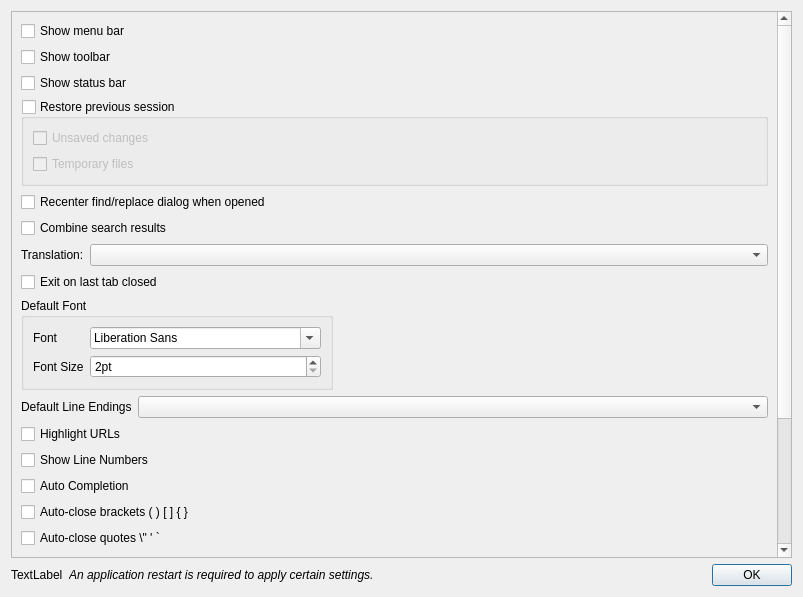
Qt form src/dialogs/PreferencesDialog.ui (alsyundawy/NoteSciPad) before a commit.
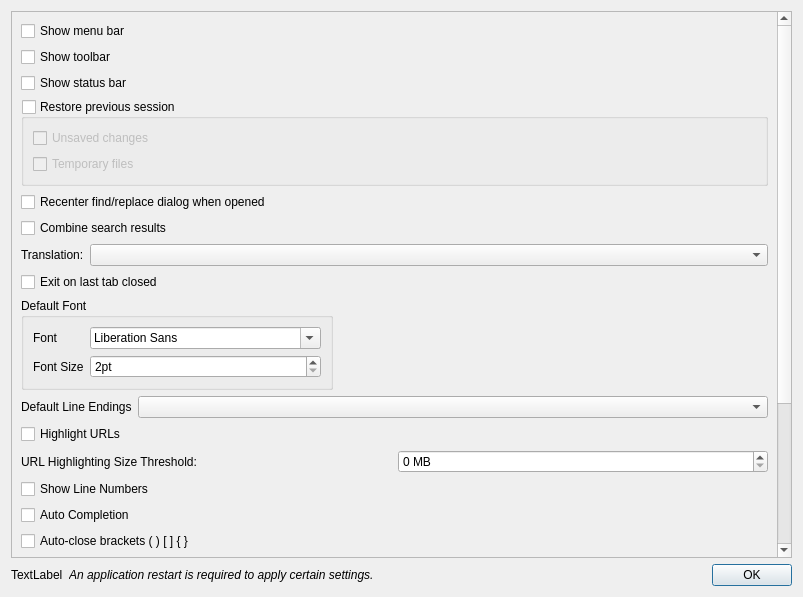
The same form after that commit.

Commit message: feat: add URL highlighting with configurable size threshold (UrlThreshold), multi-protocol support, and shortcuts Alt+U, Alt+Shift+U

Diff of the .ui file:
```diff
--- a/src/dialogs/PreferencesDialog.ui
+++ b/src/dialogs/PreferencesDialog.ui
@@ -201,6 +201,33 @@
          </property>
         </widget>
        </item>
+       <item>
+        <layout class="QHBoxLayout" name="layoutUrlThreshold">
+         <item>
+          <widget class="QLabel" name="labelUrlThreshold">
+           <property name="text">
+            <string>URL Highlighting Size Threshold:</string>
+           </property>
+          </widget>
+         </item>
+         <item>
+          <widget class="QSpinBox" name="spinBoxUrlThreshold">
+           <property name="minimum">
+            <number>0</number>
+           </property>
+           <property name="maximum">
+            <number>1024</number>
+           </property>
+           <property name="suffix">
+            <string> MB</string>
+           </property>
+           <property name="toolTip">
+            <string>Maximum document size to scan for URLs (0 = disable scanning)</string>
+           </property>
+          </widget>
+         </item>
+        </layout>
+       </item>
        <item>
         <widget class="QCheckBox" name="checkBoxShowLineNumbers">
          <property name="text">
```
The commit also changes 11 other files.
